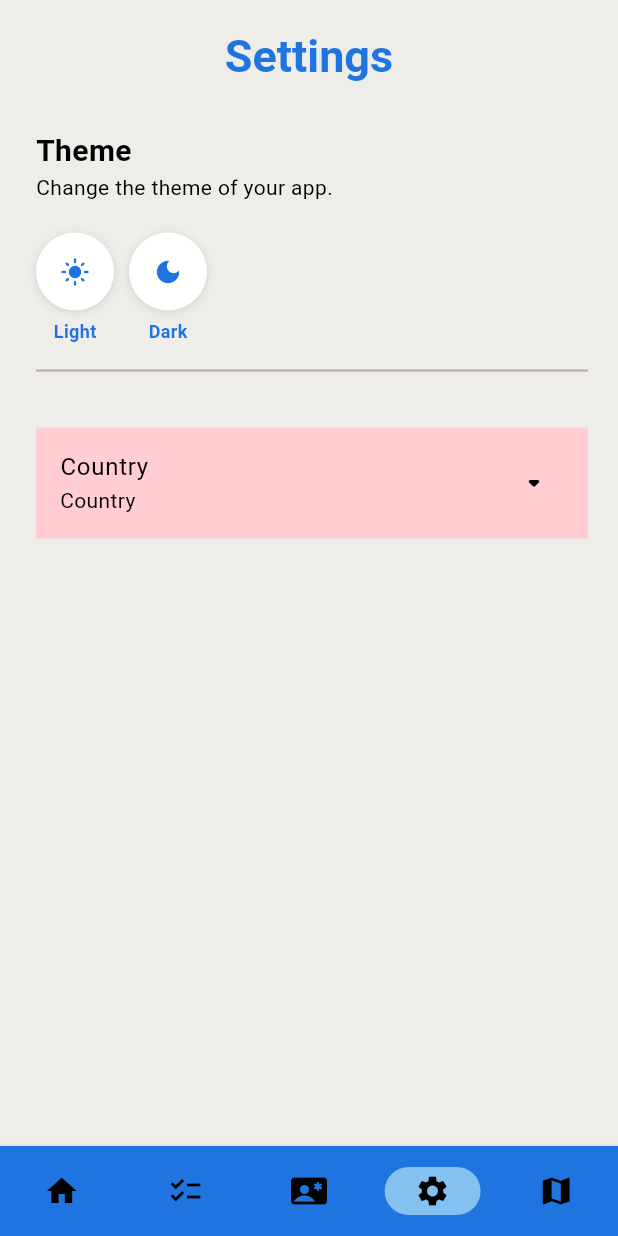
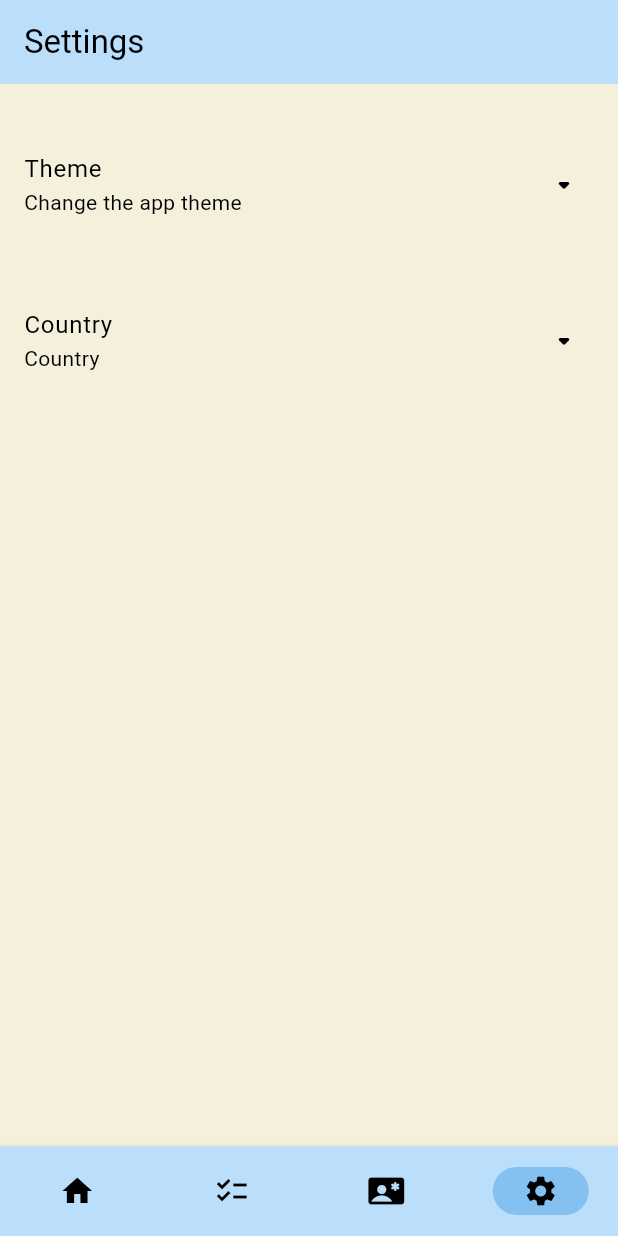
Before and after one commit to LeBern-Matthews/Lookout_Mobile_App, a Flutter app: the screen it shows after launch, item 4 of the bottom bar chosen, on a phone screen of 412 x 824 dp. Run offline on Flutter 3.47's test engine with Material 3 defaults, Android fonts, the phone set to English and light mode, and no system bars; our stand-ins replace internet_connection_checker.

Commit message:
Revert "Map trial"

```diff
--- a/lib/assets/emergencyinfo.txt
+++ b/lib/assets/emergencyinfo.txt
@@ -3,7 +3,7 @@ Non-perishable Food: Canned goods, dries fruits, nuts
 Manual can opener
 First-Aid kit
 Battery-powered or hand-cranked radio
-Flashlights and extra batteries
+Flashlights and extra betteries
 Cell phone charger
 Cash: ATMs may be unavailable
 Important documents: Birth Certificates, insurance policies
--- a/lib/components/appbar.dart
+++ /dev/null
@@ -1,29 +0,0 @@
-import 'package:flutter/material.dart';
-class CustomAppBar extends StatelessWidget implements PreferredSizeWidget {
-  final String title;
-
-  const CustomAppBar({super.key, required this.title});
-
-  @override
-  Widget build(BuildContext context) {
-    return AppBar(
-      title: Padding(
-        padding: const EdgeInsets.only(top: 20.0),
-        child: Text(
-          title,
-          style: TextStyle(
-            fontSize: 30,
-            fontWeight: FontWeight.bold,
-            color: Theme.of(context).colorScheme.primary,
-          ),
-        ),
-      ),
-      centerTitle: true,
-      backgroundColor:Theme.of(context).colorScheme.surface,
-
-    );
-  }
-
-  @override
-  Size get preferredSize => const Size.fromHeight(kToolbarHeight);
-}
--- a/lib/components/themeButton.dart
+++ /dev/null
@@ -1,53 +0,0 @@
-import 'package:flutter/material.dart';
-
-/// A reusable theme-selection button used in SettingsPage.
-class ThemeButton extends StatelessWidget {
-  final String label;
-  final IconData icon;
-  final VoidCallback onPressed;
-  final Color? iconColor;
-
-  const ThemeButton({
-    super.key,
-    required this.label,
-    required this.icon,
-    required this.onPressed,
-    this.iconColor,
-  });
-
-  @override
-  Widget build(BuildContext context) {
-    return Column(
-      children: [
-        Container(
-          padding: const EdgeInsets.all(2),
-          decoration: const BoxDecoration(
-            color: Colors.white,
-            shape: BoxShape.circle,
-            boxShadow: [
-              BoxShadow(
-                color: Colors.black12,
-                blurRadius: 4,
-                offset: Offset(0, 1),
-              ),
-            ],
-          ),
-          child: IconButton(
-            onPressed: onPressed,
-            icon: Icon(icon, size: 20),
-            color: iconColor ?? Theme.of(context).colorScheme.primary,
-          ),
-        ),
-        const SizedBox(height: 5),
-        Text(
-          label,
-          style: TextStyle(
-            fontSize: 12,
-            fontWeight: FontWeight.bold,
-            color: Theme.of(context).colorScheme.primary,
-          ),
-        ),
-      ],
-    );
-  }
-}
--- a/lib/main.dart
+++ b/lib/main.dart
@@ -7,7 +7,6 @@ import 'pages/emergency_contacts.dart';
 import 'pages/essential_checklist_page.dart';
 import 'pages/home_page.dart';
 import 'pages/settings_page.dart';
-//import 'pages/map_page.dart';
 import 'themes/theme_provider.dart';
 import 'services/has_internet.dart';
 import 'components/connectivity_popup.dart';
@@ -61,7 +60,6 @@ class _RootPageState extends State<RootPage> {
     const EssentialChecklistPage(),
     const EmergencyContactsPage(),
     const SettingsPage(),
-    //const MapPage()
   ];
 
   @override
@@ -89,7 +87,6 @@ class _RootPageState extends State<RootPage> {
           NavigationDestination(icon: Icon(Icons.checklist_sharp), label: "", tooltip: "Essential items"),
           NavigationDestination(icon: Icon(Icons.contact_emergency_rounded), label: "", tooltip: "Emergency contacts",),
           NavigationDestination(icon: Icon(Icons.settings), label: "", tooltip: "Settings"),
-          NavigationDestination(icon: Icon(Icons.map), label: "", tooltip: "Map"),
         ],
         onDestinationSelected: (int index) {
           setState(() {
--- a/lib/pages/settings_page.dart
+++ b/lib/pages/settings_page.dart
@@ -1,13 +1,11 @@
 import 'package:flutter/material.dart';
 import '../components/country_selector.dart'; // Add this import
 import 'package:provider/provider.dart';
-import '../components/themeButton.dart';
 import '../themes/theme_provider.dart';
 import '../themes/light_mode.dart';
 import '../themes/dark_mode.dart';
 import '../services/country_provider.dart';
 //import '../services/determine_country_info.dart';
-import '../components/appbar.dart'; // code for custom AppBar
 
 class SettingsPage extends StatefulWidget {
   const SettingsPage({super.key});
@@ -18,7 +16,7 @@ class SettingsPage extends StatefulWidget {
 
 class _SettingsPageState extends State<SettingsPage> {
  //final String _selectedCountry = "Select a country";
-  String _selectedTheme = "Change the theme of your app.";
+  String _selectedTheme ="Change the app theme";
 
   final ExpansibleController _themeController = ExpansibleController();
   final ExpansibleController _countryController = ExpansibleController();
@@ -26,65 +24,47 @@ class _SettingsPageState extends State<SettingsPage> {
   @override
   Widget build(BuildContext context) {
     return Scaffold(
-      appBar: CustomAppBar(title: "Settings"),
+      appBar: AppBar(
+        title: const Text("Settings"),
+        centerTitle: false,
+        backgroundColor: Theme.of(context).colorScheme.primary,
+      ),
       body: SingleChildScrollView(
-        child: Padding(
-          padding: const EdgeInsets.only(left: 24, right: 20),
         child: Column(
-            crossAxisAlignment: CrossAxisAlignment.start,
           children: [
             SizedBox(height: 30),
-              const Text(
-                "Theme",
-                style: TextStyle(fontSize: 20, fontWeight: FontWeight.bold),
-              ),
-              Text(_selectedTheme, style: TextStyle(fontSize: 14 ),),
-              SizedBox(height: 20),
-              Row(
+            ExpansionTile(
+              controller: _themeController,
+              title: const Text("Theme"),
+              subtitle:  Text(_selectedTheme),
+              trailing: const Icon(Icons.arrow_drop_down_rounded),
               children: [
-
-                  ThemeButton(        // Light theme button
-                    label: 'Light',
-                    icon: Icons.light_mode,
-                    onPressed: () {
+                ListTile(
+                  title: const Text("Light"),
+                  leading: const Icon(Icons.light_mode),
+                  onTap: () {
                     setState(() {
-                        _selectedTheme = 'Light';
+                      _selectedTheme = "Light";
                     });
-                      Provider.of<ThemeProvider>(
-                        context,
-                        listen: false,
-                      ).setTheme(lightmode);
+                    Provider.of<ThemeProvider>(context, listen: false).setTheme(lightmode);
                     _themeController.collapse();
                   },
                 ),
-
-                  const SizedBox(width: 10),
-
-                  ThemeButton(       // Dark theme button
-                    label: 'Dark',
-                    icon: Icons.dark_mode,
-                    onPressed: () {
+                ListTile(
+                  title: const Text("Dark"),
+                  leading: const Icon(Icons.dark_mode),
+                  onTap: () {
                     setState(() {
-                        _selectedTheme = 'Dark';
+                      _selectedTheme = "Dark";
                     });
-                      Provider.of<ThemeProvider>(
-                        context,
-                        listen: false,
-                      ).setTheme(darkmode);
+                    Provider.of<ThemeProvider>(context, listen: false).setTheme(darkmode);
                     _themeController.collapse();
                   },
                 ),
               ],
             ),
-              SizedBox(height: 10),
-              Divider(
-                color: const Color.fromARGB(255, 188, 177, 177),
-                thickness: 1.5,
-              ),
-
             SizedBox(height: 30),
             ExpansionTile(
-                collapsedBackgroundColor: Colors.red[100],
               controller: _countryController,
               title: const Text("Country"),
               subtitle: Text(context.watch<CountryProvider>().country),
@@ -93,22 +73,17 @@ class _SettingsPageState extends State<SettingsPage> {
                 return ListTile(
                   title: Text(country),
                   onTap: () async {
-                      Provider.of<CountryProvider>(
-                        context,
-                        listen: false,
-                      ).setCountry(country);
-                      await Provider.of<CountryProvider>(
-                        context,
-                        listen: false,
-                      ).loadJsonData(country);
+                    Provider.of<CountryProvider>(context, listen: false).setCountry(country);
+                    await Provider.of<CountryProvider>(context, listen: false).loadJsonData(country);
                     _countryController.collapse();
                   },
                 );
               }).toList(),
             ),
           ],
+
         ),
-        ),
+
       ),
     );
   }
--- a/lib/themes/light_mode.dart
+++ b/lib/themes/light_mode.dart
@@ -2,14 +2,14 @@ import 'package:flutter/material.dart';
 
 ThemeData lightmode = ThemeData(
   colorScheme: ColorScheme.light(
-    surface: const Color.fromARGB(100,241, 244, 248), // the background colour
+    surface: const Color.fromRGBO(244, 240, 220, 20), // the background colour
     primary: const Color.fromRGBO(187, 222, 251, 1),
     secondary: const Color.fromARGB(255, 132, 192, 240),
     tertiary: const Color.fromRGBO(109, 106, 66, 10),
   ).copyWith(
     brightness: Brightness.light,
-    primary: const Color.fromRGBO(31, 116, 223, 1),
-    surface: const Color.fromRGBO(238,237,233, 1),
+    primary: const Color.fromRGBO(187, 222, 251, 1),
+    surface: const Color.fromRGBO(244, 240, 220, 20),
   ),
   pageTransitionsTheme: const PageTransitionsTheme(
     builders: {
--- a/pubspec.yaml
+++ b/pubspec.yaml
@@ -37,8 +37,6 @@ dependencies:
   provider: ^6.1.5+1
   url_launcher: ^6.3.2
   internet_connection_checker: ^3.0.1
-  google_maps_flutter: ^2.14.0
-  location: ^8.0.1
 
 dev_dependencies:
   flutter_test:
```
Also changed, not shown: lib/components/map.dart (added, +17 -0 lines), lib/pages/emergency_contacts.dart (+4 -3 lines), lib/pages/essential_checklist_page.dart (+5 -3 lines), lib/pages/home_page.dart (+7 -3 lines), lib/pages/map_page.dart (deleted, +0 -89 lines), pubspec.lock, 6 other files. Lines whose indentation alone changed are shown as unchanged.
